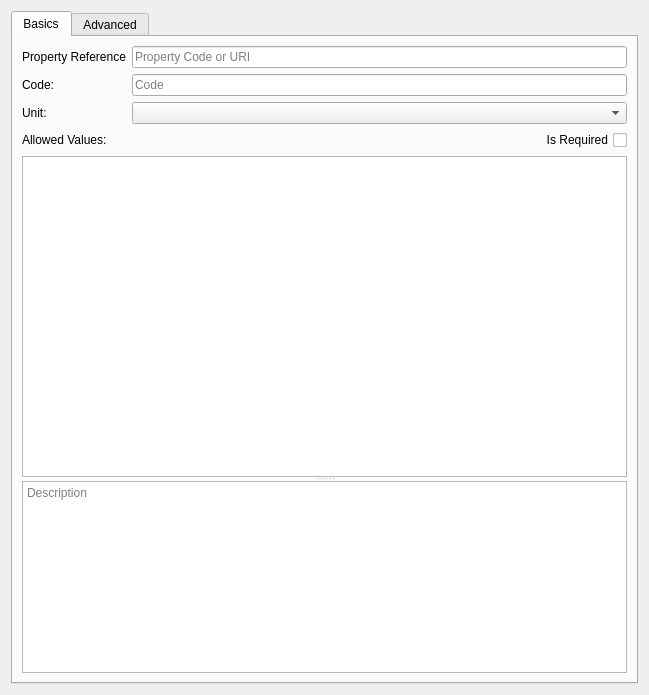
Old version of the form src/bsdd_gui/module/class_property_editor/qt/Window.ui in the repository c-mellueh/bSDD-Toolkit.
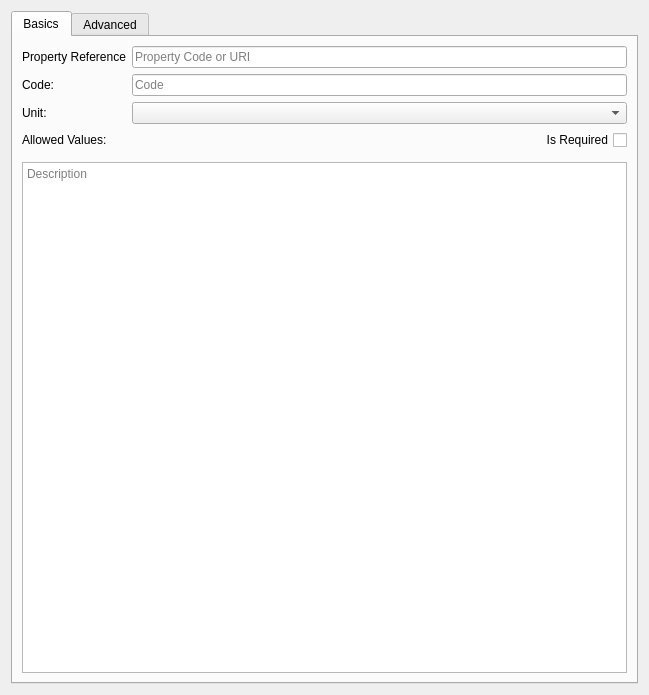
New version of the form. Custom widgets are drawn as their Qt base class.

Commit message: refactor: update ClassPropertyEditor to improve widget registration and window handling

```diff
--- a/src/bsdd_gui/module/class_property_editor/qt/Window.ui
+++ b/src/bsdd_gui/module/class_property_editor/qt/Window.ui
@@ -111,46 +111,14 @@
          </item>
         </layout>
        </item>
+       <item>
+        <widget class="ValueView" name="widget" native="true"/>
+       </item>
        <item>
         <widget class="QSplitter" name="splitter">
          <property name="orientation">
           <enum>Qt::Orientation::Vertical</enum>
          </property>
-         <widget class="ValueView" name="value_view">
-          <property name="sizePolicy">
-           <sizepolicy hsizetype="Expanding" vsizetype="Expanding">
-            <horstretch>0</horstretch>
-            <verstretch>1</verstretch>
-           </sizepolicy>
-          </property>
-          <property name="contextMenuPolicy">
-           <enum>Qt::ContextMenuPolicy::CustomContextMenu</enum>
-          </property>
-          <property name="editTriggers">
-           <set>QAbstractItemView::EditTrigger::AnyKeyPressed|QAbstractItemView::EditTrigger::DoubleClicked|QAbstractItemView::EditTrigger::EditKeyPressed</set>
-          </property>
-          <property name="showDropIndicator" stdset="0">
-           <bool>false</bool>
-          </property>
-          <property name="alternatingRowColors">
-           <bool>false</bool>
-          </property>
-          <property name="selectionMode">
-           <enum>QAbstractItemView::SelectionMode::ExtendedSelection</enum>
-          </property>
-          <property name="selectionBehavior">
-           <enum>QAbstractItemView::SelectionBehavior::SelectRows</enum>
-          </property>
-          <property name="gridStyle">
-           <enum>Qt::PenStyle::DashLine</enum>
-          </property>
-          <attribute name="horizontalHeaderVisible">
-           <bool>false</bool>
-          </attribute>
-          <attribute name="horizontalHeaderStretchLastSection">
-           <bool>true</bool>
-          </attribute>
-         </widget>
          <widget class="QTextEdit" name="te_description">
           <property name="sizePolicy">
            <sizepolicy hsizetype="Expanding" vsizetype="MinimumExpanding">
@@ -190,8 +158,9 @@
  <customwidgets>
   <customwidget>
    <class>ValueView</class>
-   <extends>QTableView</extends>
-   <header>bsdd_gui.module.property_widget.views</header>
+   <extends>QWidget</extends>
+   <header>bsdd_gui.module.class_property_editor.views</header>
+   <container>1</container>
   </customwidget>
  </customwidgets>
  <resources/>
```
The commit also changes 7 other files.
